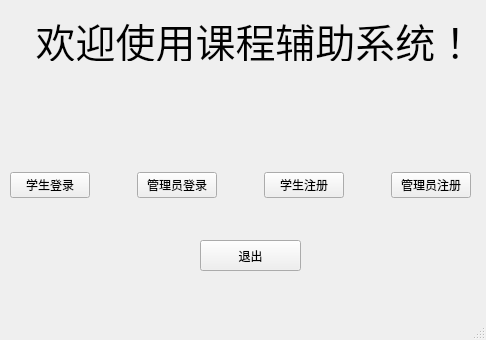
Above: mainwindow.ui from archester-250/Course_Auxiliary_System_QT before the change. Below: the same form after it.
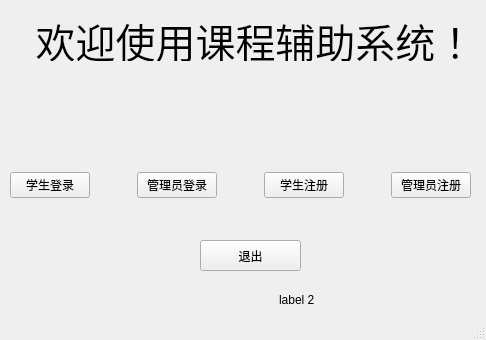
That is the form after the change.

Diff of the .ui file:
```diff
--- a/mainwindow.ui
+++ b/mainwindow.ui
@@ -133,6 +133,19 @@
      <set>Qt::AlignCenter</set>
     </property>
    </widget>
+   <widget class="QLabel" name="label_2">
+    <property name="geometry">
+     <rect>
+      <x>279</x>
+      <y>290</y>
+      <width>191</width>
+      <height>20</height>
+     </rect>
+    </property>
+    <property name="text">
+     <string>label 2</string>
+    </property>
+   </widget>
   </widget>
   <widget class="QStatusBar" name="statusbar"/>
  </widget>
```
